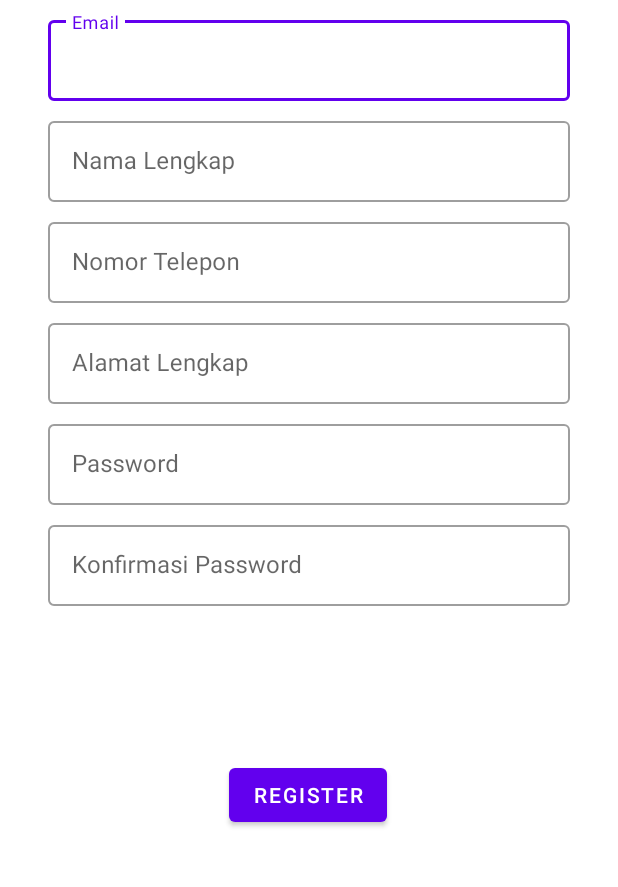
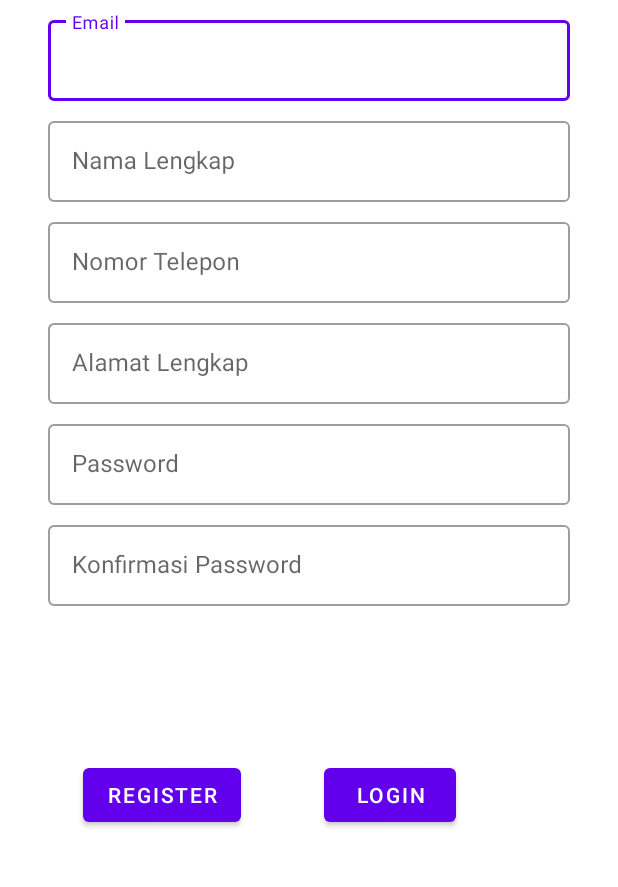
Before and after one commit to ghivalzahrvnsyah/SiagaBanjir, an Android app: the layout register_activity.xml on its own in the app's theme, with its tools: preview values and no code run, on a phone screen of 412 x 824 dp, the part 285-1172 px from its top. Run offline under Robolectric (Android 15) with nearby library versions, the phone set to English and light mode, and no system bars.

Commit message:
Backend - Login Done && Session Done

```diff
--- a/app/src/main/res/layout/register_activity.xml
+++ b/app/src/main/res/layout/register_activity.xml
@@ -160,11 +160,20 @@
         android:layout_marginBottom="80dp"
         android:text="REGISTER"
         app:layout_constraintBottom_toBottomOf="parent"
-        app:layout_constraintEnd_toEndOf="parent"
-        app:layout_constraintHorizontal_bias="0.498"
+        app:layout_constraintEnd_toStartOf="@+id/doLogin"
         app:layout_constraintStart_toStartOf="parent"
         app:layout_constraintTop_toBottomOf="@+id/konfirmPasswordHint"
         app:layout_constraintVertical_bias="1.0" />
 
+    <Button
+        android:id="@+id/doLogin"
+        android:layout_width="wrap_content"
+        android:layout_height="wrap_content"
+        android:layout_marginEnd="108dp"
+        android:layout_marginBottom="80dp"
+        android:text="Login"
+        app:layout_constraintBottom_toBottomOf="parent"
+        app:layout_constraintEnd_toEndOf="parent" />
+
 
 </androidx.constraintlayout.widget.ConstraintLayout>
```
Also changed, not shown: app/src/main/java/com/org/proyektingkat2/db/DatabaseHandler.kt (+1 -29 lines), app/src/main/java/com/org/proyektingkat2/session/SessionManager.kt (+10 -20 lines), app/src/main/java/com/org/proyektingkat2/siagabanjir/Home.kt (+14 -3 lines), app/src/main/java/com/org/proyektingkat2/siagabanjir/Login.kt (+8 -8 lines), app/src/main/java/com/org/proyektingkat2/siagabanjir/Registrasi.kt (+6 -2 lines).
